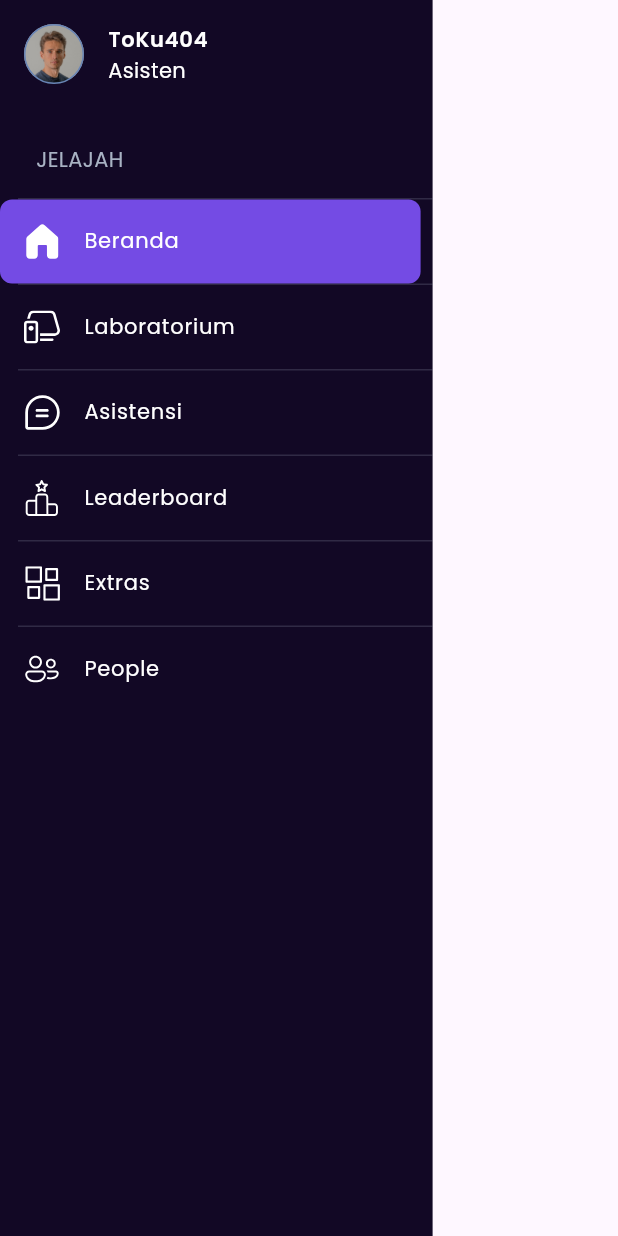
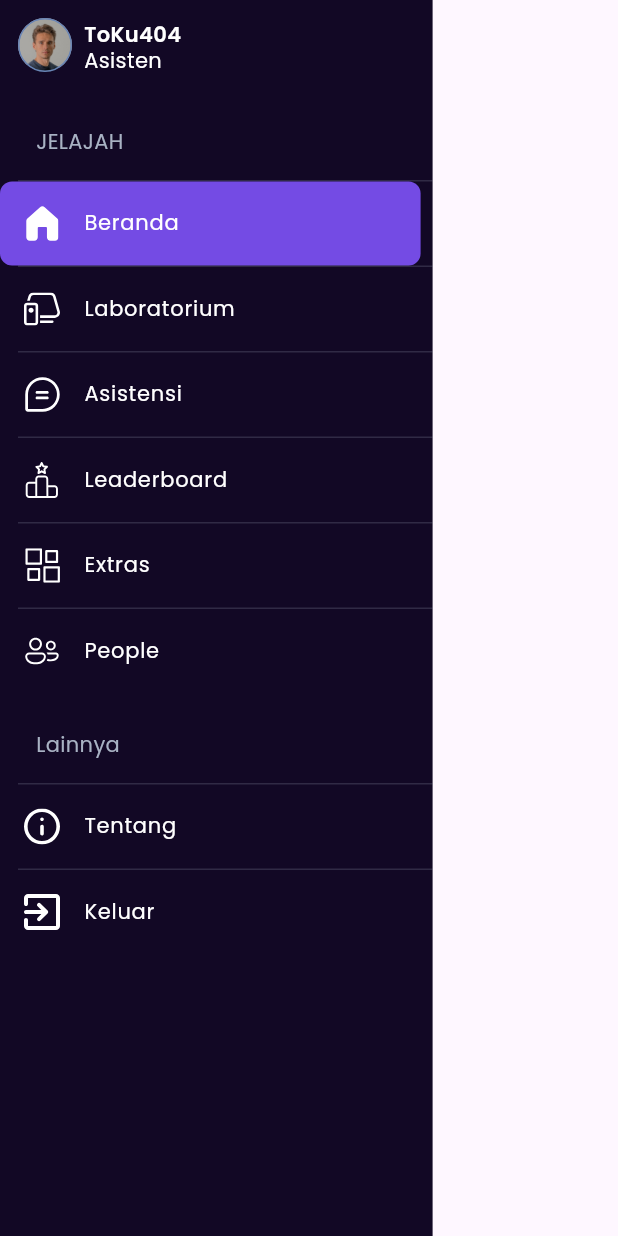
Before and after one commit to ToKu404/asco, a Flutter app: the SideMenu screen opened directly, on a phone screen of 412 x 824 dp. Run offline on Flutter 3.47's test engine with Material 2 defaults, Android fonts, the phone set to English and light mode, and no system bars; our stand-ins replace flutter_svg, rive.

Commit message:
feat: add some menu drawer

```diff
--- a/lib/src/presentations/widgets/side_menu.dart
+++ b/lib/src/presentations/widgets/side_menu.dart
@@ -2,10 +2,8 @@ import 'package:asco/core/constants/asset_path.dart';
 import 'package:asco/core/constants/color_const.dart';
 import 'package:asco/core/constants/size_const.dart';
 import 'package:asco/core/constants/text_const.dart';
-import 'package:flutter/cupertino.dart';
 import 'package:flutter/material.dart';
 import 'package:flutter_svg/svg.dart';
-import 'package:rive/rive.dart';
 
 class MenuHelper {
   final String title;
@@ -58,6 +56,16 @@ class _SideMenuState extends State<SideMenu> {
       unselectedIconPath: AssetPath.getIcons('people_outlined.svg'),
       selectedIconPath: AssetPath.getIcons('people_filled.svg'),
     ),
+    MenuHelper(
+      title: 'Tentang',
+      unselectedIconPath: AssetPath.getIcons('info_outlined.svg'),
+      selectedIconPath: AssetPath.getIcons('info_filled.svg'),
+    ),
+    MenuHelper(
+      title: 'Keluar',
+      unselectedIconPath: AssetPath.getIcons('logout_outlined.svg'),
+      selectedIconPath: AssetPath.getIcons('logout_outlined.svg'),
+    ),
   ];
 
   @override
@@ -70,13 +78,20 @@ class _SideMenuState extends State<SideMenu> {
         height: double.infinity,
         color: Palette.blackPurple,
         child: SafeArea(
-          child: Column(
-            crossAxisAlignment: CrossAxisAlignment.start,
+          child: ValueListenableBuilder(
+              valueListenable: selectedMenu,
+              builder: (context, value, _) {
+                return Column(
                   children: [
                     const InfoCard(
                       title: 'ToKu404',
                       subtitle: 'Asisten',
                     ),
+                    Expanded(
+                      child: SingleChildScrollView(
+                        child: Column(
+                          crossAxisAlignment: CrossAxisAlignment.start,
+                          children: [
                             Padding(
                               padding: const EdgeInsets.only(
                                 left: 24,
@@ -88,26 +103,44 @@ class _SideMenuState extends State<SideMenu> {
                                     color: Palette.disable,
                                   )),
                             ),
-              ValueListenableBuilder(
-                  valueListenable: selectedMenu,
-                  builder: (context, value, _) {
-                    return Column(
-                      crossAxisAlignment: CrossAxisAlignment.start,
-                      children: [
-                        ...listMenu.map((menu) {
-                          return SideMenuTile(
-                            menu: menu,
+                            for (int i = 0; i < listMenu.length - 2; i++)
+                              SideMenuTile(
+                                menu: listMenu[i],
                                 press: () {
-                              selectedMenu.value = menu;
+                                  selectedMenu.value = listMenu[i];
                                 },
-                            isActive: value == menu,
-                          );
-                        }).toList()
+                                isActive: value == listMenu[i],
+                              ),
+                            Padding(
+                              padding: const EdgeInsets.only(
+                                left: 24,
+                                top: 24,
+                                bottom: 16,
+                              ),
+                              child: Text(
+                                "Lainnya",
+                                style: kTextTheme.subtitle2?.copyWith(
+                                  color: Palette.disable,
+                                ),
+                              ),
+                            ),
+                            for (int i = listMenu.length - 2;
+                                i < listMenu.length;
+                                i++)
+                              SideMenuTile(
+                                menu: listMenu[i],
+                                press: () {
+                                  selectedMenu.value = listMenu[i];
+                                },
+                                isActive: value == listMenu[i],
+                              ),
+                          ],
+                        ),
+                      ),
+                    ),
                   ],
                 );
               }),
-            ],
-          ),
         ),
       ),
     );
@@ -180,6 +213,52 @@ class InfoCard extends StatelessWidget {
 
   @override
   Widget build(BuildContext context) {
+    return Padding(
+      padding: const EdgeInsets.all(12.0),
+      child: Row(
+        children: [
+          Container(
+            width: 36,
+            height: 36,
+            decoration: BoxDecoration(
+              border: Border.all(
+                width: 1,
+                color: Palette.greyDark,
+              ),
+              shape: BoxShape.circle,
+              color: Palette.disable,
+              image: DecorationImage(
+                image: AssetImage(
+                  AssetPath.getImage('avatar1.jpg'),
+                ),
+              ),
+            ),
+          ),
+          const SizedBox(
+            width: 8,
+          ),
+          Expanded(
+            child: Column(
+              crossAxisAlignment: CrossAxisAlignment.start,
+              children: [
+                Text(
+                  title,
+                  style: kTextTheme.subtitle2?.copyWith(
+                      color: Palette.white, fontWeight: FontWeight.w600),
+                ),
+                Text(
+                  subtitle,
+                  style: kTextTheme.subtitle2?.copyWith(
+                    color: Palette.white,
+                    height: 1,
+                  ),
+                ),
+              ],
+            ),
+          ),
+        ],
+      ),
+    );
     return ListTile(
       leading: Container(
         width: 40,
```
Lines whose indentation alone changed are shown as unchanged.
